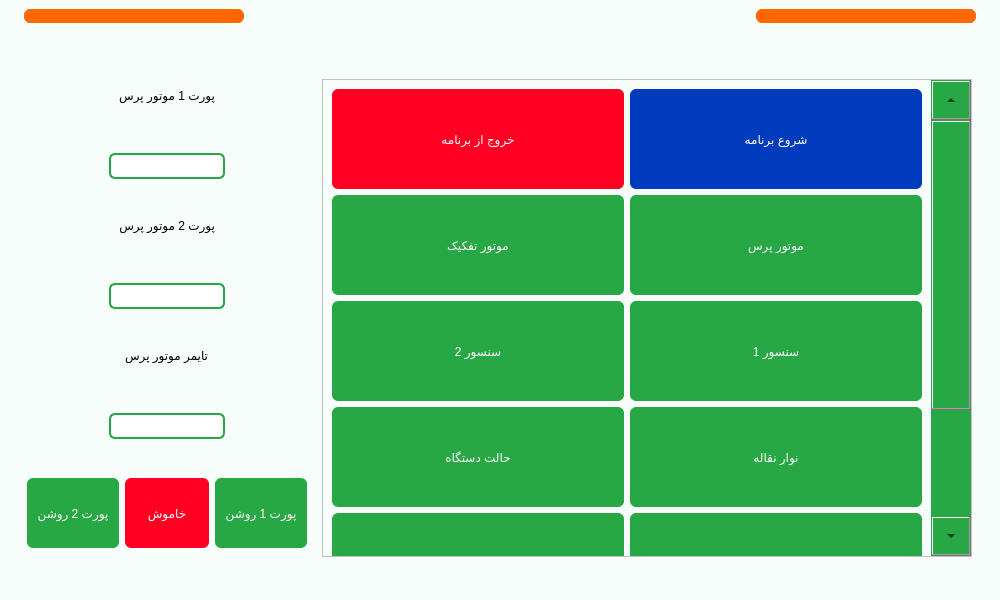
This is main.ui in Farazist/raspberrypi-app as Qt 5 draws it before an edit. The edited form follows.
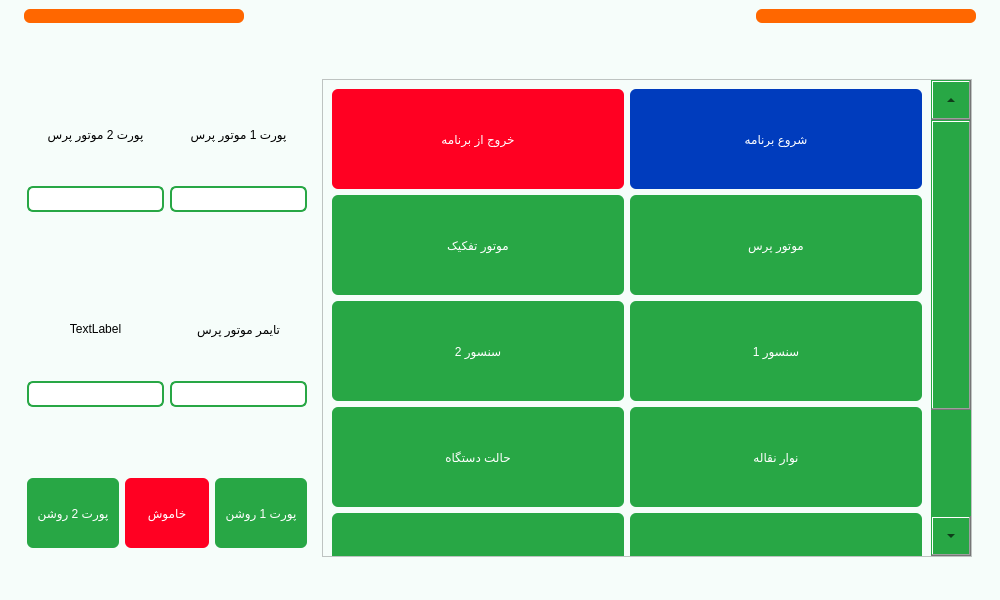
This is the edited form. The open tabs and pages were chosen to show the change. Icons and pictures are not drawn.

Commit message: press motor setting

```diff
--- a/main.ui
+++ b/main.ui
@@ -1621,56 +1621,20 @@
               <property name="bottomMargin">
                <number>9</number>
               </property>
-              <item alignment="Qt::AlignHCenter|Qt::AlignTop">
-               <widget class="QLabel" name="lbl_press_motor_forward_port">
-                <property name="styleSheet">
-                 <string notr="true">font: 22pt &quot;IRANSans&quot;;
-font: 22pt &quot;IRANSansFaNum&quot;;
-color: #000000;</string>
+              <item>
+               <layout class="QHBoxLayout" name="horizontalLayout_39">
+                <property name="topMargin">
+                 <number>0</number>
                 </property>
-                <property name="text">
-                 <string>پورت 1 موتور پرس</string>
+                <property name="bottomMargin">
+                 <number>0</number>
                 </property>
-                <property name="alignment">
-                 <set>Qt::AlignCenter</set>
-                </property>
-                <property name="wordWrap">
-                 <bool>true</bool>
-                </property>
-               </widget>
-              </item>
-              <item alignment="Qt::AlignHCenter|Qt::AlignTop">
-               <widget class="QLineEdit" name="tb_press_motor_forward_port">
-                <property name="minimumSize">
-                 <size>
-                  <width>0</width>
-                  <height>0</height>
-                 </size>
-                </property>
-                <property name="maximumSize">
-                 <size>
-                  <width>16777215</width>
-                  <height>16777215</height>
-                 </size>
-                </property>
-                <property name="styleSheet">
-                 <string notr="true">background-color: #ffffff; 
-padding: 3px; 
-border: 2px solid #28a745;
-border-radius: 6px;
-font: 26pt &quot;IRANSansFaNum&quot;;
-color:#000000;
-</string>
-                </property>
-                <property name="inputMethodHints">
-                 <set>Qt::ImhDigitsOnly</set>
-                </property>
-                <property name="maxLength">
-                 <number>2</number>
-                </property>
-               </widget>
-              </item>
-              <item alignment="Qt::AlignHCenter|Qt::AlignTop">
+                <item>
+                 <layout class="QVBoxLayout" name="verticalLayout_27">
+                  <property name="leftMargin">
+                   <number>0</number>
+                  </property>
+                  <item>
                <widget class="QLabel" name="lbl_press_motor_backward_port">
                 <property name="styleSheet">
                  <string notr="true">font: 22pt &quot;IRANSans&quot;;
@@ -1680,9 +1644,12 @@
                 <property name="text">
                  <string>پورت 2 موتور پرس</string>
                 </property>
-               </widget>
-              </item>
-              <item alignment="Qt::AlignHCenter|Qt::AlignTop">
+                    <property name="alignment">
+                     <set>Qt::AlignCenter</set>
+                    </property>
+                   </widget>
+                  </item>
+                  <item alignment="Qt::AlignTop">
                <widget class="QLineEdit" name="tb_press_motor_backward_port">
                 <property name="styleSheet">
                  <string notr="true">background-color: #ffffff; 
@@ -1696,9 +1663,102 @@
                 <property name="inputMethodHints">
                  <set>Qt::ImhDigitsOnly</set>
                 </property>
-               </widget>
-              </item>
-              <item alignment="Qt::AlignHCenter|Qt::AlignTop">
+                    <property name="alignment">
+                     <set>Qt::AlignCenter</set>
+                    </property>
+                   </widget>
+                  </item>
+                  <item>
+                   <widget class="QLabel" name="lbl_press_motor_active_high">
+                    <property name="styleSheet">
+                     <string notr="true">font: 22pt &quot;IRANSans&quot;;
+font: 22pt &quot;IRANSansFaNum&quot;;
+color: #000000;</string>
+                    </property>
+                    <property name="text">
+                     <string>TextLabel</string>
+                    </property>
+                    <property name="alignment">
+                     <set>Qt::AlignCenter</set>
+                    </property>
+                   </widget>
+                  </item>
+                  <item alignment="Qt::AlignTop">
+                   <widget class="QLineEdit" name="tb_press_motor_active_high">
+                    <property name="styleSheet">
+                     <string notr="true">background-color: #ffffff; 
+padding: 3px; 
+border: 2px solid #28a745;
+border-radius: 6px;
+font: 26pt &quot;IRANSansFaNum&quot;;
+color:#000000;
+</string>
+                    </property>
+                    <property name="inputMethodHints">
+                     <set>Qt::ImhDigitsOnly</set>
+                    </property>
+                    <property name="alignment">
+                     <set>Qt::AlignCenter</set>
+                    </property>
+                   </widget>
+                  </item>
+                 </layout>
+                </item>
+                <item>
+                 <layout class="QVBoxLayout" name="verticalLayout_61">
+                  <item>
+                   <widget class="QLabel" name="lbl_press_motor_forward_port">
+                    <property name="styleSheet">
+                     <string notr="true">font: 22pt &quot;IRANSans&quot;;
+font: 22pt &quot;IRANSansFaNum&quot;;
+color: #000000;</string>
+                    </property>
+                    <property name="text">
+                     <string>پورت 1 موتور پرس</string>
+                    </property>
+                    <property name="alignment">
+                     <set>Qt::AlignCenter</set>
+                    </property>
+                    <property name="wordWrap">
+                     <bool>true</bool>
+                    </property>
+                   </widget>
+                  </item>
+                  <item alignment="Qt::AlignTop">
+                   <widget class="QLineEdit" name="tb_press_motor_forward_port">
+                    <property name="minimumSize">
+                     <size>
+                      <width>0</width>
+                      <height>0</height>
+                     </size>
+                    </property>
+                    <property name="maximumSize">
+                     <size>
+                      <width>16777215</width>
+                      <height>16777215</height>
+                     </size>
+                    </property>
+                    <property name="styleSheet">
+                     <string notr="true">background-color: #ffffff; 
+padding: 3px; 
+border: 2px solid #28a745;
+border-radius: 6px;
+font: 26pt &quot;IRANSansFaNum&quot;;
+color:#000000;
+</string>
+                    </property>
+                    <property name="inputMethodHints">
+                     <set>Qt::ImhDigitsOnly</set>
+                    </property>
+                    <property name="maxLength">
+                     <number>2</number>
+                    </property>
+                    <property name="alignment">
+                     <set>Qt::AlignCenter</set>
+                    </property>
+                   </widget>
+                  </item>
+                  <item>
                <widget class="QLabel" name="lbl_press_motor_timer">
                 <property name="styleSheet">
                  <string notr="true">font: 22pt &quot;IRANSans&quot;;
@@ -1708,9 +1768,12 @@
                 <property name="text">
                  <string>تایمر موتور پرس</string>
                 </property>
-               </widget>
-              </item>
-              <item alignment="Qt::AlignHCenter|Qt::AlignTop">
+                    <property name="alignment">
+                     <set>Qt::AlignCenter</set>
+                    </property>
+                   </widget>
+                  </item>
+                  <item alignment="Qt::AlignTop">
                <widget class="QLineEdit" name="tb_press_motor_timer">
                 <property name="styleSheet">
                  <string notr="true">background-color: #ffffff; 
@@ -1724,7 +1787,14 @@
                 <property name="inputMethodHints">
                  <set>Qt::ImhDigitsOnly</set>
                 </property>
-               </widget>
+                    <property name="alignment">
+                     <set>Qt::AlignCenter</set>
+                    </property>
+                   </widget>
+                  </item>
+                 </layout>
+                </item>
+               </layout>
               </item>
               <item>
                <layout class="QHBoxLayout" name="horizontalLayout_19">
```
Left out of the diff: 10 changed lines with no effect on the pictures. Lines whose indentation alone changed are shown as unchanged. The commit also changes 1 other file.
